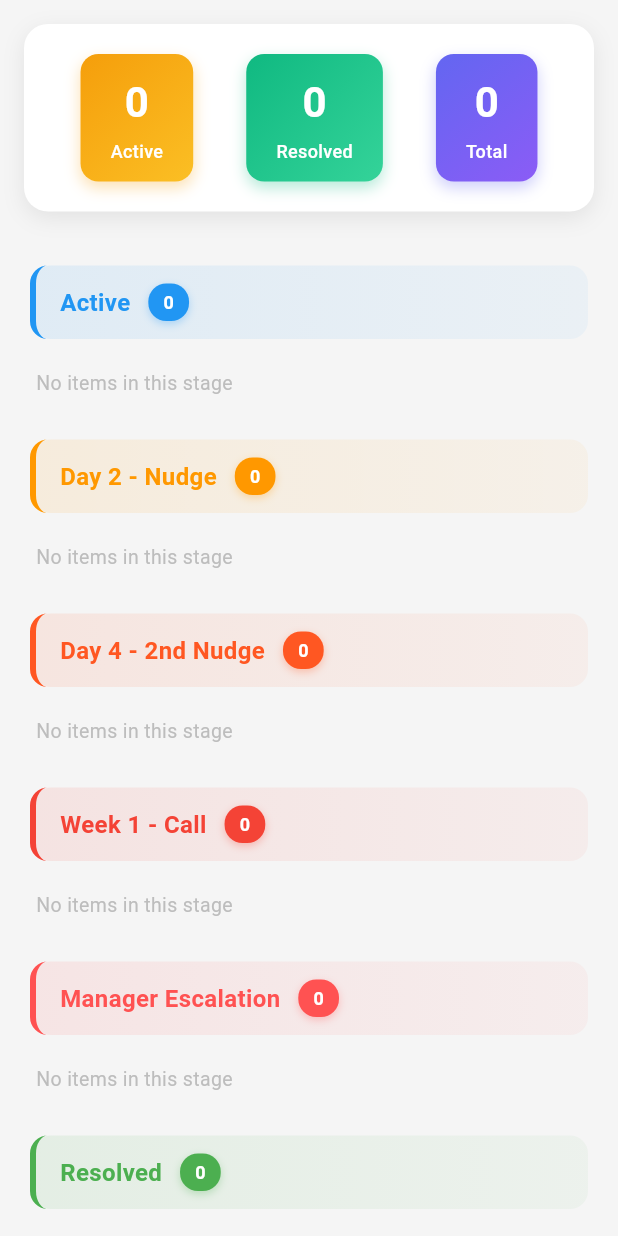
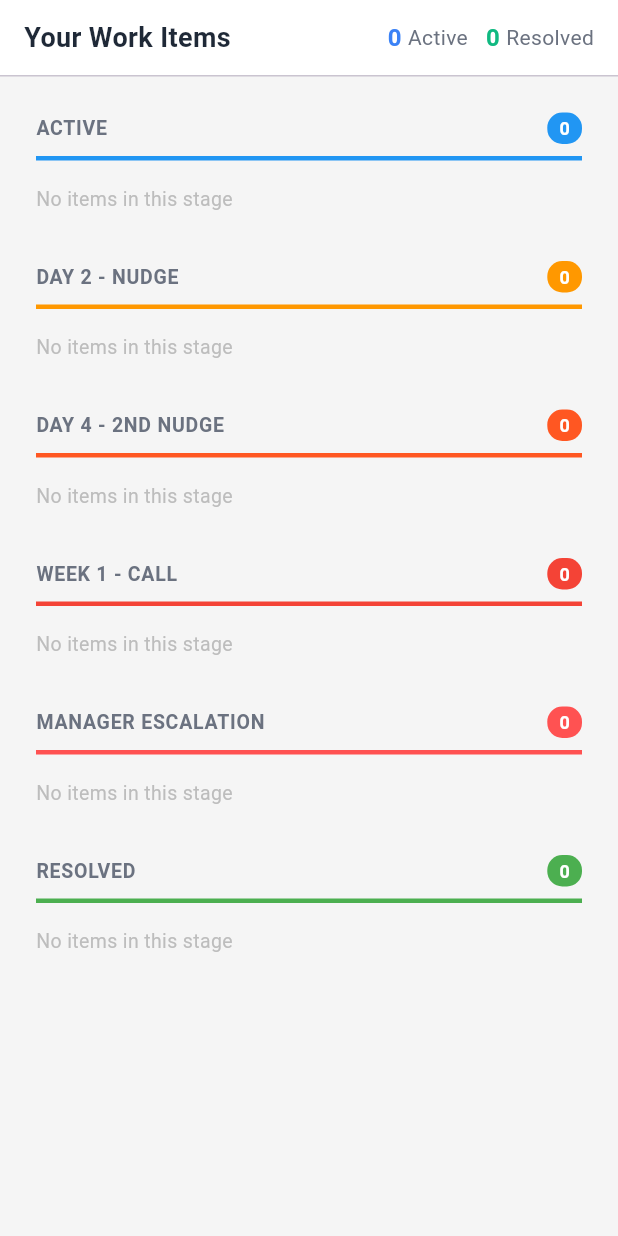
Before and after one commit to dheerajjha/escalator, a Flutter app: the KanbanBoard widget shown alone on an empty page, opened directly with empty values, on a phone screen of 412 x 824 dp. Run offline on Flutter 3.47's test engine with Material 3 defaults, Android fonts, the light colour scheme and no system bars; our stand-ins replace firebase_core, firebase_messaging, flutter_local_notifications, shared_preferences; accounts and stored records are empty; network calls fail.

Commit message:
Redesign mobile UI to match web's clean, data-focused style
Changes:
- Simplified header with inline stats (Active/Resolved counts)
- Removed gradient backgrounds and heavy shadows
- Changed AppBar from purple gradient to clean white with subtle elevation
- Updated stats display from gradient cards to simple inline text
- Redesigned stage headers with bottom borders instead of gradient backgrounds
- Simplified work item cards with borders instead of heavy shadows
- Added data-focused layout showing POC, Impact, and Updated fields
- Matched web UI's typography and color scheme
- Overall cleaner, more professional appearance focused on information density

```diff
--- a/app/lib/widgets/kanban_board.dart
+++ b/app/lib/widgets/kanban_board.dart
@@ -48,28 +48,26 @@ class KanbanBoard extends StatelessWidget {
     return Column(
       children: [
         Container(
-          margin: const EdgeInsets.all(16),
-          padding: const EdgeInsets.all(20),
-          decoration: BoxDecoration(
+          padding: const EdgeInsets.symmetric(horizontal: 16, vertical: 12),
           color: Colors.white,
-            borderRadius: BorderRadius.circular(16),
-            boxShadow: [
-              BoxShadow(
-                color: Colors.black.withOpacity(0.08),
-                blurRadius: 12,
-                offset: const Offset(0, 4),
+          child: Row(
+            children: [
+              const Text(
+                'Your Work Items',
+                style: TextStyle(
+                  fontSize: 18,
+                  fontWeight: FontWeight.w600,
+                  color: Color(0xFF1F2937),
                 ),
-            ],
               ),
-          child: Row(
-            mainAxisAlignment: MainAxisAlignment.spaceAround,
-            children: [
-              _buildStat('Active', activeItems, const Color(0xFFF59E0B), const Color(0xFFFBBF24)),
-              _buildStat('Resolved', resolvedItems, const Color(0xFF10B981), const Color(0xFF34D399)),
-              _buildStat('Total', workItems.length, const Color(0xFF6366F1), const Color(0xFF8B5CF6)),
+              const Spacer(),
+              _buildStatChip('Active', activeItems, const Color(0xFF3B82F6)),
+              const SizedBox(width: 12),
+              _buildStatChip('Resolved', resolvedItems, const Color(0xFF10B981)),
             ],
           ),
         ),
+        const Divider(height: 1, thickness: 1),
         Expanded(
           child: ListView.builder(
             padding: const EdgeInsets.all(8),
@@ -90,45 +88,26 @@ class KanbanBoard extends StatelessWidget {
     );
   }
 
-  Widget _buildStat(String label, int count, Color startColor, Color endColor) {
-    return Container(
-      padding: const EdgeInsets.symmetric(vertical: 12, horizontal: 20),
-      decoration: BoxDecoration(
-        gradient: LinearGradient(
-          colors: [startColor, endColor],
-          begin: Alignment.topLeft,
-          end: Alignment.bottomRight,
-        ),
-        borderRadius: BorderRadius.circular(12),
-        boxShadow: [
-          BoxShadow(
-            color: startColor.withOpacity(0.3),
-            blurRadius: 8,
-            offset: const Offset(0, 4),
-          ),
-        ],
-      ),
-      child: Column(
+  Widget _buildStatChip(String label, int count, Color color) {
+    return Row(
       children: [
         Text(
           count.toString(),
-            style: const TextStyle(
-              fontSize: 28,
+          style: TextStyle(
+            fontSize: 16,
             fontWeight: FontWeight.bold,
-              color: Colors.white,
+            color: color,
           ),
         ),
-          const SizedBox(height: 4),
+        const SizedBox(width: 4),
         Text(
           label,
           style: const TextStyle(
-              fontSize: 12,
-              color: Colors.white,
-              fontWeight: FontWeight.w500,
+            fontSize: 14,
+            color: Color(0xFF6B7280),
           ),
         ),
       ],
-      ),
     );
   }
 
@@ -137,45 +116,30 @@ class KanbanBoard extends StatelessWidget {
       crossAxisAlignment: CrossAxisAlignment.start,
       children: [
         Container(
-          margin: const EdgeInsets.symmetric(horizontal: 12, vertical: 12),
-          padding: const EdgeInsets.symmetric(horizontal: 16, vertical: 12),
+          margin: const EdgeInsets.fromLTRB(16, 16, 16, 8),
+          padding: const EdgeInsets.only(bottom: 8),
           decoration: BoxDecoration(
-            gradient: LinearGradient(
-              colors: [color.withOpacity(0.1), color.withOpacity(0.05)],
-              begin: Alignment.centerLeft,
-              end: Alignment.centerRight,
-            ),
-            borderRadius: BorderRadius.circular(12),
             border: Border(
-              left: BorderSide(
-                color: color,
-                width: 4,
-              ),
+              bottom: BorderSide(color: color, width: 3),
             ),
           ),
           child: Row(
             children: [
               Text(
-                title,
-                style: TextStyle(
-                  fontSize: 16,
-                  fontWeight: FontWeight.bold,
-                  color: color,
+                title.toUpperCase(),
+                style: const TextStyle(
+                  fontSize: 13,
+                  fontWeight: FontWeight.w600,
+                  color: Color(0xFF6B7280),
+                  letterSpacing: 0.5,
                 ),
               ),
-              const SizedBox(width: 12),
+              const Spacer(),
               Container(
-                padding: const EdgeInsets.symmetric(horizontal: 10, vertical: 4),
+                padding: const EdgeInsets.symmetric(horizontal: 8, vertical: 2),
                 decoration: BoxDecoration(
                   color: color,
-                  borderRadius: BorderRadius.circular(12),
-                  boxShadow: [
-                    BoxShadow(
-                      color: color.withOpacity(0.3),
-                      blurRadius: 4,
-                      offset: const Offset(0, 2),
-                    ),
-                  ],
+                  borderRadius: BorderRadius.circular(10),
                 ),
                 child: Text(
                   items.length.toString(),
@@ -209,50 +173,36 @@ class KanbanBoard extends StatelessWidget {
 
   Widget _buildWorkItemCard(WorkItem item, Color accentColor) {
     return Container(
-      margin: const EdgeInsets.symmetric(horizontal: 12, vertical: 6),
+      margin: const EdgeInsets.symmetric(horizontal: 16, vertical: 6),
       decoration: BoxDecoration(
         color: Colors.white,
-        borderRadius: BorderRadius.circular(16),
-        boxShadow: [
-          BoxShadow(
-            color: Colors.black.withOpacity(0.06),
-            blurRadius: 10,
-            offset: const Offset(0, 3),
+        borderRadius: BorderRadius.circular(8),
+        border: Border.all(color: const Color(0xFFE5E7EB), width: 1),
       ),
-        ],
-        border: Border(
-          left: BorderSide(
-            color: accentColor,
-            width: 4,
-          ),
-        ),
-      ),
-      child: Material(
-        color: Colors.transparent,
       child: InkWell(
         onTap: () => onWorkItemTap(item),
-          borderRadius: BorderRadius.circular(16),
+        borderRadius: BorderRadius.circular(8),
         child: Padding(
-            padding: const EdgeInsets.all(16),
+          padding: const EdgeInsets.all(14),
           child: Column(
             crossAxisAlignment: CrossAxisAlignment.start,
             children: [
               Text(
                 item.title,
                 style: const TextStyle(
-                    fontSize: 16,
-                    fontWeight: FontWeight.bold,
+                  fontSize: 15,
+                  fontWeight: FontWeight.w600,
                   color: Color(0xFF1F2937),
                 ),
               ),
               if (item.description != null && item.description!.isNotEmpty) ...[
-                  const SizedBox(height: 8),
+                const SizedBox(height: 6),
                 Text(
-                    item.description!.length > 100
-                        ? '${item.description!.substring(0, 100)}...'
+                  item.description!.length > 80
+                      ? '${item.description!.substring(0, 80)}...'
                       : item.description!,
                   style: const TextStyle(
-                      fontSize: 14,
+                    fontSize: 13,
                     color: Color(0xFF6B7280),
                     height: 1.4,
                   ),
@@ -260,51 +210,48 @@ class KanbanBoard extends StatelessWidget {
                   overflow: TextOverflow.ellipsis,
                 ),
               ],
-                const SizedBox(height: 12),
-                Container(
-                  padding: const EdgeInsets.symmetric(horizontal: 10, vertical: 6),
-                  decoration: BoxDecoration(
-                    color: accentColor.withOpacity(0.1),
-                    borderRadius: BorderRadius.circular(8),
-                  ),
-                  child: Row(
-                    mainAxisSize: MainAxisSize.min,
-                    children: [
-                      Icon(Icons.person_outline, size: 14, color: accentColor),
-                      const SizedBox(width: 6),
-                      Flexible(
-                        child: Text(
-                          item.dependencyPoc,
-                          style: TextStyle(
-                            fontSize: 12,
-                            color: accentColor,
-                            fontWeight: FontWeight.w600,
-                          ),
-                          overflow: TextOverflow.ellipsis,
-                        ),
-                      ),
+              const SizedBox(height: 10),
+              _buildInfoRow('POC:', item.dependencyPoc),
+              if (item.impact != null && item.impact!.isNotEmpty) ...[
+                const SizedBox(height: 4),
+                _buildInfoRow('Impact:', item.impact!.length > 40
+                  ? '${item.impact!.substring(0, 40)}...'
+                  : item.impact!),
               ],
-                  ),
-                ),
-                const SizedBox(height: 8),
-                Row(
-                  children: [
-                    Icon(Icons.schedule_outlined, size: 14, color: Colors.grey[500]),
-                    const SizedBox(width: 4),
-                    Text(
-                      _formatDate(item.stageUpdatedAt),
-                      style: TextStyle(
-                        fontSize: 12,
-                        color: Colors.grey[600],
-                      ),
-                    ),
+              const SizedBox(height: 4),
+              _buildInfoRow('Updated:', _formatDate(item.stageUpdatedAt)),
             ],
-                ),
-              ],
-            ),
           ),
         ),
       ),
     );
   }
+
+  Widget _buildInfoRow(String label, String value) {
+    return Row(
+      crossAxisAlignment: CrossAxisAlignment.start,
+      children: [
+        SizedBox(
+          width: 70,
+          child: Text(
+            label,
+            style: const TextStyle(
+              fontSize: 12,
+              color: Color(0xFF9CA3AF),
+              fontWeight: FontWeight.w500,
+            ),
+          ),
+        ),
+        Expanded(
+          child: Text(
+            value,
+            style: const TextStyle(
+              fontSize: 12,
+              color: Color(0xFF4B5563),
+            ),
+          ),
+        ),
+      ],
+    );
   }
+}
```
Also changed, not shown: app/lib/screens/dashboard_screen.dart (+16 -35 lines). Lines whose indentation alone changed are shown as unchanged.
